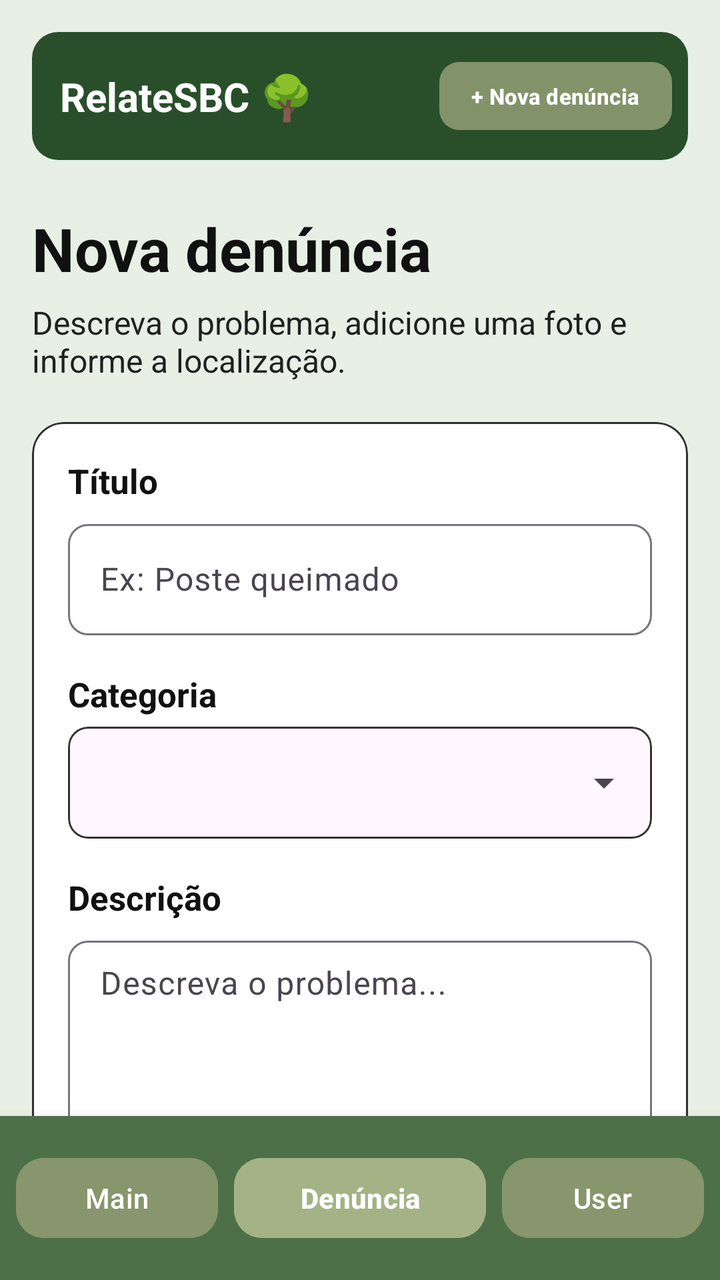
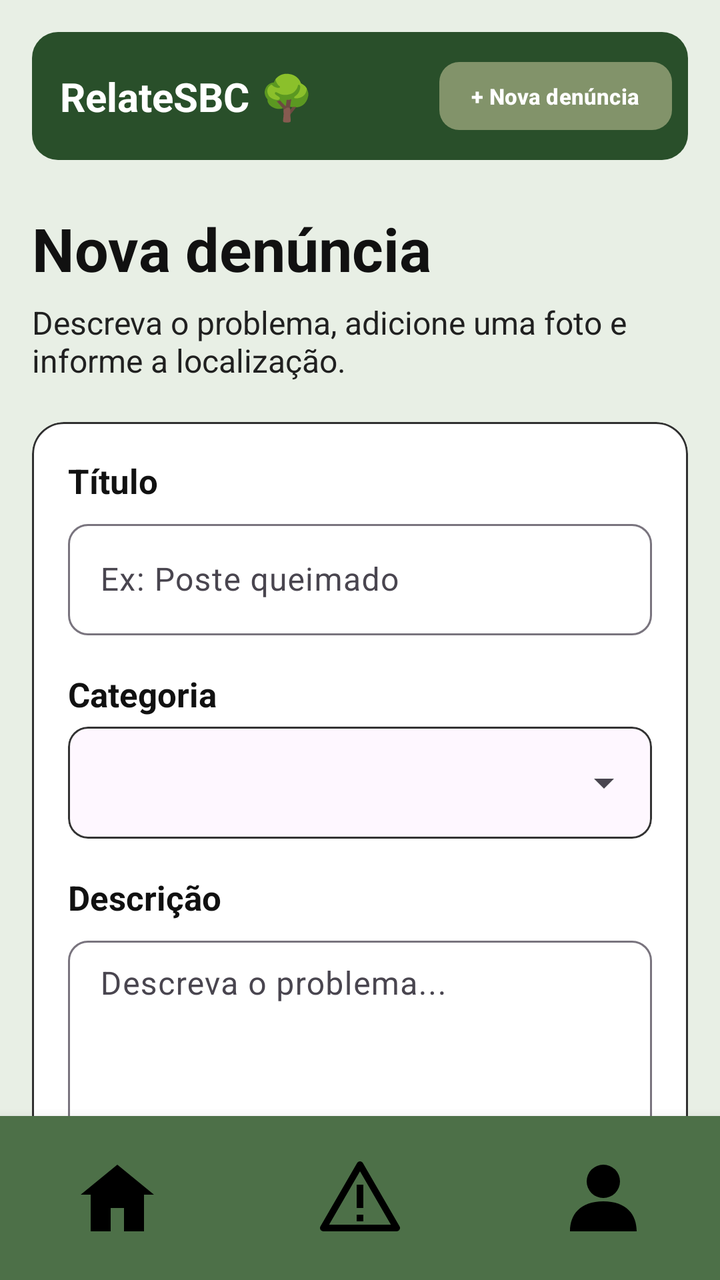

Compare the two renders of this Android layout. The source of the first and the diff that turns it into the second are given below.
<!-- AndroidManifest.xml: application theme Theme.TCC -->
<!-- res/layout/activity_complaint_screen.xml -->
<?xml version="1.0" encoding="utf-8"?>
<androidx.constraintlayout.widget.ConstraintLayout
    xmlns:android="http://schemas.android.com/apk/res/android"
    xmlns:app="http://schemas.android.com/apk/res-auto"
    xmlns:tools="http://schemas.android.com/tools"
    android:id="@+id/main"
    android:layout_width="match_parent"
    android:layout_height="match_parent"
    android:background="#E8EFE5"
    tools:context=".ComplaintScreen">


    
    <androidx.core.widget.NestedScrollView
        android:id="@+id/nestedScrollView"
        android:layout_width="0dp"
        android:layout_height="0dp"
        android:fillViewport="true"
        android:clipToPadding="false"
        app:layout_constraintTop_toTopOf="parent"
        app:layout_constraintBottom_toTopOf="@id/bottomNavigation"
        app:layout_constraintStart_toStartOf="parent"
        app:layout_constraintEnd_toEndOf="parent">

        <LinearLayout
            android:layout_width="match_parent"
            android:layout_height="wrap_content"
            android:orientation="vertical"
            android:paddingTop="8dp"
            android:paddingBottom="24dp">


            
            <androidx.constraintlayout.widget.ConstraintLayout
                android:id="@+id/header"
                android:layout_width="match_parent"
                android:layout_height="64dp"
                android:layout_marginStart="16dp"
                android:layout_marginTop="8dp"
                android:layout_marginEnd="16dp"
                android:background="@drawable/bg_header"
                android:paddingStart="14dp"
                android:paddingEnd="8dp">

                <TextView
                    android:id="@+id/txtLogo"
                    android:layout_width="wrap_content"
                    android:layout_height="wrap_content"
                    android:text="RelateSBC"
                    android:textColor="#FFFFFF"
                    android:textSize="20sp"
                    android:textStyle="bold"
                    app:layout_constraintBottom_toBottomOf="parent"
                    app:layout_constraintStart_toStartOf="parent"
                    app:layout_constraintTop_toTopOf="parent" />

                <TextView
                    android:id="@+id/txtArvore"
                    android:layout_width="wrap_content"
                    android:layout_height="wrap_content"
                    android:layout_marginStart="5dp"
                    android:text="🌳"
                    android:textSize="22sp"
                    app:layout_constraintBottom_toBottomOf="parent"
                    app:layout_constraintStart_toEndOf="@id/txtLogo"
                    app:layout_constraintTop_toTopOf="parent" />

                <com.google.android.material.button.MaterialButton
                    android:id="@+id/btnNovaDenuncia"
                    android:layout_width="wrap_content"
                    android:layout_height="42dp"
                    android:minWidth="0dp"
                    android:minHeight="0dp"
                    android:paddingStart="16dp"
                    android:paddingEnd="16dp"
                    android:text="+ Nova denúncia"
                    android:textAllCaps="false"
                    android:textColor="#FFFFFF"
                    android:textSize="11sp"
                    android:textStyle="bold"
                    app:backgroundTint="#82936A"
                    app:cornerRadius="10dp"
                    app:layout_constraintBottom_toBottomOf="parent"
                    app:layout_constraintEnd_toEndOf="parent"
                    app:layout_constraintTop_toTopOf="parent" />

            </androidx.constraintlayout.widget.ConstraintLayout>


            
            <TextView
                android:layout_width="match_parent"
                android:layout_height="wrap_content"
                android:layout_marginStart="16dp"
                android:layout_marginTop="24dp"
                android:layout_marginEnd="16dp"
                android:text="Nova denúncia"
                android:textColor="#111111"
                android:textSize="30sp"
                android:textStyle="bold" />

            <TextView
                android:layout_width="match_parent"
                android:layout_height="wrap_content"
                android:layout_marginStart="16dp"
                android:layout_marginTop="6dp"
                android:layout_marginEnd="16dp"
                android:text="Descreva o problema, adicione uma foto e informe a localização."
                android:textColor="#202020"
                android:textSize="16sp" />


            
            <com.google.android.material.card.MaterialCardView
                android:layout_width="match_parent"
                android:layout_height="wrap_content"
                android:layout_marginStart="16dp"
                android:layout_marginTop="20dp"
                android:layout_marginEnd="16dp"
                android:layout_marginBottom="20dp"
                app:cardBackgroundColor="#FFFFFF"
                app:cardCornerRadius="16dp"
                app:cardElevation="0dp"
                app:strokeColor="#303030"
                app:strokeWidth="1dp">

                <LinearLayout
                    android:layout_width="match_parent"
                    android:layout_height="wrap_content"
                    android:orientation="vertical"
                    android:padding="18dp">


                    
                    <TextView
                        android:layout_width="wrap_content"
                        android:layout_height="wrap_content"
                        android:text="Título"
                        android:textColor="#111111"
                        android:textSize="17sp"
                        android:textStyle="bold" />

                    <com.google.android.material.textfield.TextInputLayout
                        android:layout_width="match_parent"
                        android:layout_height="wrap_content"
                        android:layout_marginTop="5dp"
                        app:boxBackgroundMode="outline"
                        app:boxCornerRadiusBottomEnd="10dp"
                        app:boxCornerRadiusBottomStart="10dp"
                        app:boxCornerRadiusTopEnd="10dp"
                        app:boxCornerRadiusTopStart="10dp">

                        <com.google.android.material.textfield.TextInputEditText
                            android:id="@+id/editTitulo"
                            android:layout_width="match_parent"
                            android:layout_height="wrap_content"
                            android:hint="Ex: Poste queimado"
                            android:inputType="text"
                            android:maxLines="1" />

                    </com.google.android.material.textfield.TextInputLayout>


                    
                    <TextView
                        android:layout_width="wrap_content"
                        android:layout_height="wrap_content"
                        android:layout_marginTop="18dp"
                        android:text="Categoria"
                        android:textColor="#111111"
                        android:textSize="17sp"
                        android:textStyle="bold" />

                    <com.google.android.material.card.MaterialCardView
                        android:layout_width="match_parent"
                        android:layout_height="56dp"
                        android:layout_marginTop="5dp"
                        app:cardCornerRadius="10dp"
                        app:cardElevation="0dp"
                        app:strokeColor="#333333"
                        app:strokeWidth="1dp">

                        <Spinner
                            android:id="@+id/spinnerCategoria"
                            android:layout_width="match_parent"
                            android:layout_height="match_parent"
                            android:paddingStart="12dp"
                            android:paddingEnd="12dp" />

                    </com.google.android.material.card.MaterialCardView>


                    
                    <TextView
                        android:layout_width="wrap_content"
                        android:layout_height="wrap_content"
                        android:layout_marginTop="18dp"
                        android:text="Descrição"
                        android:textColor="#111111"
                        android:textSize="17sp"
                        android:textStyle="bold" />

                    <com.google.android.material.textfield.TextInputLayout
                        android:layout_width="match_parent"
                        android:layout_height="wrap_content"
                        android:layout_marginTop="5dp"
                        app:boxBackgroundMode="outline"
                        app:boxCornerRadiusBottomEnd="10dp"
                        app:boxCornerRadiusBottomStart="10dp"
                        app:boxCornerRadiusTopEnd="10dp"
                        app:boxCornerRadiusTopStart="10dp">

                        <com.google.android.material.textfield.TextInputEditText
                            android:id="@+id/editDescricao"
                            android:layout_width="match_parent"
                            android:layout_height="120dp"
                            android:gravity="top|start"
                            android:hint="Descreva o problema..."
                            android:inputType="textMultiLine"
                            android:paddingTop="12dp" />

                    </com.google.android.material.textfield.TextInputLayout>


                    
                    <TextView
                        android:layout_width="wrap_content"
                        android:layout_height="wrap_content"
                        android:layout_marginTop="18dp"
                        android:text="Foto"
                        android:textColor="#111111"
                        android:textSize="17sp"
                        android:textStyle="bold" />

                    <com.google.android.material.card.MaterialCardView
                        android:layout_width="match_parent"
                        android:layout_height="180dp"
                        android:layout_marginTop="5dp"
                        app:cardCornerRadius="10dp"
                        app:cardElevation="0dp"
                        app:strokeColor="#333333"
                        app:strokeWidth="1dp">

                        <ImageView
                            android:id="@+id/imageFoto"
                            android:layout_width="match_parent"
                            android:layout_height="match_parent"
                            android:background="#E4E4E4"
                            android:contentDescription="Foto da denúncia"
                            android:scaleType="centerCrop" />

                    </com.google.android.material.card.MaterialCardView>

                    <Button
                        android:id="@+id/btnSelecionarFoto"
                        android:layout_width="match_parent"
                        android:layout_height="52dp"
                        android:layout_marginTop="8dp"
                        android:backgroundTint="#87966C"
                        android:text="Selecionar foto"
                        android:textAllCaps="false"
                        android:textColor="#FFFFFF" />


                    
                    <TextView
                        android:layout_width="wrap_content"
                        android:layout_height="wrap_content"
                        android:layout_marginTop="18dp"
                        android:text="Endereço"
                        android:textColor="#111111"
                        android:textSize="17sp"
                        android:textStyle="bold" />

                    <com.google.android.material.textfield.TextInputLayout
                        android:layout_width="match_parent"
                        android:layout_height="wrap_content"
                        android:layout_marginTop="5dp"
                        app:boxBackgroundMode="outline"
                        app:boxCornerRadiusBottomEnd="10dp"
                        app:boxCornerRadiusBottomStart="10dp"
                        app:boxCornerRadiusTopEnd="10dp"
                        app:boxCornerRadiusTopStart="10dp">

                        <com.google.android.material.textfield.TextInputEditText
                            android:id="@+id/editEndereco"
                            android:layout_width="match_parent"
                            android:layout_height="wrap_content"
                            android:hint="Rua e número"
                            android:inputType="textPostalAddress" />

                    </com.google.android.material.textfield.TextInputLayout>


                    
                    <Button
                        android:id="@+id/btnCadastrar"
                        android:layout_width="match_parent"
                        android:layout_height="56dp"
                        android:layout_marginTop="24dp"
                        android:backgroundTint="#264D26"
                        android:text="Cadastrar denúncia"
                        android:textAllCaps="false"
                        android:textColor="#FFFFFF"
                        android:textSize="16sp"
                        android:textStyle="bold"
                        app:cornerRadius="12dp" />

                </LinearLayout>

            </com.google.android.material.card.MaterialCardView>

        </LinearLayout>

    </androidx.core.widget.NestedScrollView>


    
    <androidx.constraintlayout.widget.ConstraintLayout
        android:id="@+id/bottomNavigation"
        android:layout_width="0dp"
        android:layout_height="82dp"
        android:background="#4D7048"
        android:elevation="10dp"
        app:layout_constraintBottom_toBottomOf="parent"
        app:layout_constraintStart_toStartOf="parent"
        app:layout_constraintEnd_toEndOf="parent">

        <Button
            android:id="@+id/btnMain"
            android:layout_width="0dp"
            android:layout_height="48dp"
            android:layout_marginStart="8dp"
            android:layout_marginEnd="4dp"
            android:backgroundTint="#87966C"
            android:text="Main"
            android:textAllCaps="false"
            android:textColor="#FFFFFF"
            app:cornerRadius="14dp"
            app:layout_constraintBottom_toBottomOf="parent"
            app:layout_constraintEnd_toStartOf="@id/btnDenuncia"
            app:layout_constraintHorizontal_weight="1"
            app:layout_constraintStart_toStartOf="parent"
            app:layout_constraintTop_toTopOf="parent" />

        <Button
            android:id="@+id/btnDenuncia"
            android:layout_width="0dp"
            android:layout_height="48dp"
            android:layout_marginStart="4dp"
            android:layout_marginEnd="4dp"
            android:backgroundTint="#A3B386"
            android:text="Denúncia"
            android:textAllCaps="false"
            android:textColor="#FFFFFF"
            android:textStyle="bold"
            app:cornerRadius="14dp"
            app:layout_constraintBottom_toBottomOf="parent"
            app:layout_constraintEnd_toStartOf="@id/btnUser"
            app:layout_constraintHorizontal_weight="1.25"
            app:layout_constraintStart_toEndOf="@id/btnMain"
            app:layout_constraintTop_toTopOf="parent" />

        <Button
            android:id="@+id/btnUser"
            android:layout_width="0dp"
            android:layout_height="48dp"
            android:layout_marginStart="4dp"
            android:layout_marginEnd="8dp"
            android:backgroundTint="#87966C"
            android:text="User"
            android:textAllCaps="false"
            android:textColor="#FFFFFF"
            app:cornerRadius="14dp"
            app:layout_constraintBottom_toBottomOf="parent"
            app:layout_constraintEnd_toEndOf="parent"
            app:layout_constraintHorizontal_weight="1"
            app:layout_constraintStart_toEndOf="@id/btnDenuncia"
            app:layout_constraintTop_toTopOf="parent" />

    </androidx.constraintlayout.widget.ConstraintLayout>

</androidx.constraintlayout.widget.ConstraintLayout>
<!-- resources referenced by this layout -->
<resources>
  <!-- drawable bg_header (drawable) -->
  <?xml version="1.0" encoding="utf-8"?>
  <shape
      xmlns:android="http://schemas.android.com/apk/res/android">
  
      <solid android:color="#294F2A" />
  
      <corners android:radius="13dp" />
  
  </shape>
  <style name="Theme.TCC" parent="Base.Theme.TCC" />
  <style name="Base.Theme.TCC" parent="Theme.Material3.DayNight.NoActionBar">
          
          
      </style>
</resources>

<!-- the commit's change to res/layout/activity_complaint_screen.xml (unified diff, before → after) -->
@@ -326,52 +326,54 @@
         app:layout_constraintStart_toStartOf="parent"
         app:layout_constraintEnd_toEndOf="parent">
 
-        <Button
+        
+        <ImageButton
             android:id="@+id/btnMain"
             android:layout_width="0dp"
-            android:layout_height="48dp"
+            android:layout_height="60dp"
             android:layout_marginStart="8dp"
             android:layout_marginEnd="4dp"
-            android:backgroundTint="#87966C"
-            android:text="Main"
-            android:textAllCaps="false"
-            android:textColor="#FFFFFF"
-            app:cornerRadius="14dp"
+            android:background="?attr/selectableItemBackgroundBorderless"
+            android:src="@drawable/ic_home"
+            android:contentDescription="Início"
+            android:scaleType="fitCenter"
+            android:padding="10dp"
             app:layout_constraintBottom_toBottomOf="parent"
             app:layout_constraintEnd_toStartOf="@id/btnDenuncia"
             app:layout_constraintHorizontal_weight="1"
             app:layout_constraintStart_toStartOf="parent"
             app:layout_constraintTop_toTopOf="parent" />
 
-        <Button
+        
+        <ImageButton
             android:id="@+id/btnDenuncia"
             android:layout_width="0dp"
-            android:layout_height="48dp"
+            android:layout_height="60dp"
             android:layout_marginStart="4dp"
             android:layout_marginEnd="4dp"
-            android:backgroundTint="#A3B386"
-            android:text="Denúncia"
-            android:textAllCaps="false"
-            android:textColor="#FFFFFF"
-            android:textStyle="bold"
-            app:cornerRadius="14dp"
+            android:background="?attr/selectableItemBackgroundBorderless"
+            android:src="@drawable/ic_warning"
+            android:contentDescription="Denúncia"
+            android:scaleType="fitCenter"
+            android:padding="10dp"
             app:layout_constraintBottom_toBottomOf="parent"
             app:layout_constraintEnd_toStartOf="@id/btnUser"
             app:layout_constraintHorizontal_weight="1.25"
             app:layout_constraintStart_toEndOf="@id/btnMain"
             app:layout_constraintTop_toTopOf="parent" />
 
-        <Button
+        
+        <ImageButton
             android:id="@+id/btnUser"
             android:layout_width="0dp"
-            android:layout_height="48dp"
+            android:layout_height="60dp"
             android:layout_marginStart="4dp"
             android:layout_marginEnd="8dp"
-            android:backgroundTint="#87966C"
-            android:text="User"
-            android:textAllCaps="false"
-            android:textColor="#FFFFFF"
-            app:cornerRadius="14dp"
+            android:background="?attr/selectableItemBackgroundBorderless"
+            android:src="@drawable/ic_person"
+            android:contentDescription="Perfil"
+            android:scaleType="fitCenter"
+            android:padding="10dp"
             app:layout_constraintBottom_toBottomOf="parent"
             app:layout_constraintEnd_toEndOf="parent"
             app:layout_constraintHorizontal_weight="1"
<!-- resource entries referenced after the edit -->
@@ -10,6 +10,49 @@
       <corners android:radius="13dp" />
   
   </shape>
+  <!-- drawable ic_home (drawable) -->
+  <?xml version="1.0" encoding="utf-8"?>
+  <vector xmlns:android="http://schemas.android.com/apk/res/android"
+      android:width="40dp"
+      android:height="40dp"
+      android:viewportWidth="24"
+      android:viewportHeight="24">
+  
+      <path
+          android:fillColor="#000000"
+          android:pathData="M12,2 L1,11 H4 V22 H10 V15 H14 V22 H20 V11 H23 Z" />
+  </vector>
+  <!-- drawable ic_person (drawable) -->
+  <?xml version="1.0" encoding="utf-8"?>
+  <vector xmlns:android="http://schemas.android.com/apk/res/android"
+      android:width="40dp"
+      android:height="40dp"
+      android:viewportWidth="24"
+      android:viewportHeight="24">
+  
+      <path
+          android:fillColor="#000000"
+          android:pathData="M12,2 A5,5 0,1 1,12 12 A5,5 0,1 1,12 2 Z M12,13 C5,13 2,17 2,22 H22 C22,17 19,13 12,13 Z" />
+  </vector>
+  <!-- drawable ic_warning (drawable) -->
+  <?xml version="1.0" encoding="utf-8"?>
+  <vector xmlns:android="http://schemas.android.com/apk/res/android"
+      android:width="40dp"
+      android:height="40dp"
+      android:viewportWidth="24"
+      android:viewportHeight="24">
+  
+      <path
+          android:fillColor="#00000000"
+          android:strokeColor="#000000"
+          android:strokeWidth="2"
+          android:strokeLineJoin="round"
+          android:pathData="M12,2 L23,21 H1 Z" />
+  
+      <path
+          android:fillColor="#000000"
+          android:pathData="M11,8 H13 V15 H11 Z M11,17 H13 V19 H11 Z" />
+  </vector>
   <style name="Theme.TCC" parent="Base.Theme.TCC" />
   <style name="Base.Theme.TCC" parent="Theme.Material3.DayNight.NoActionBar">
           
